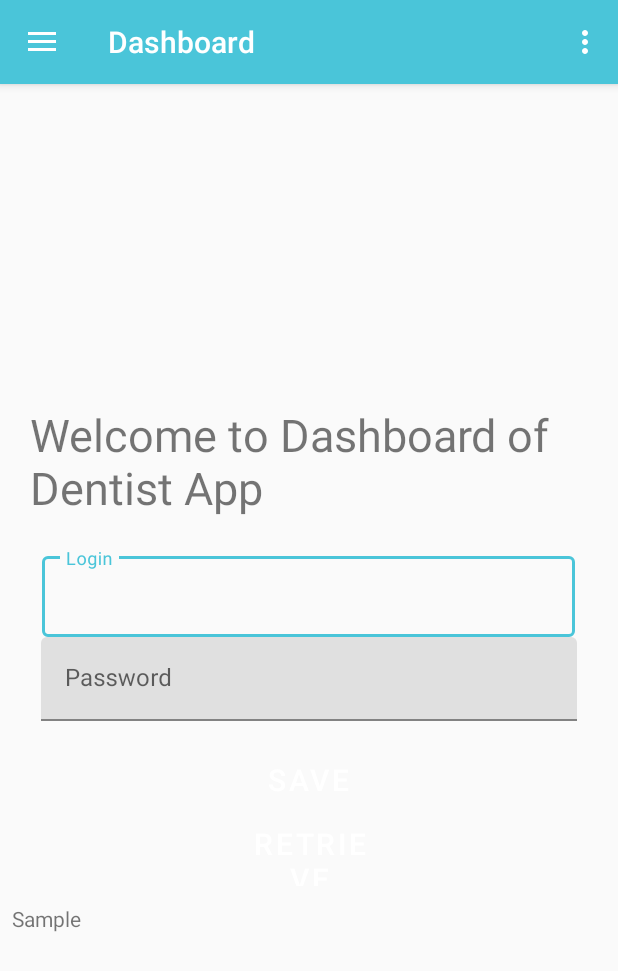
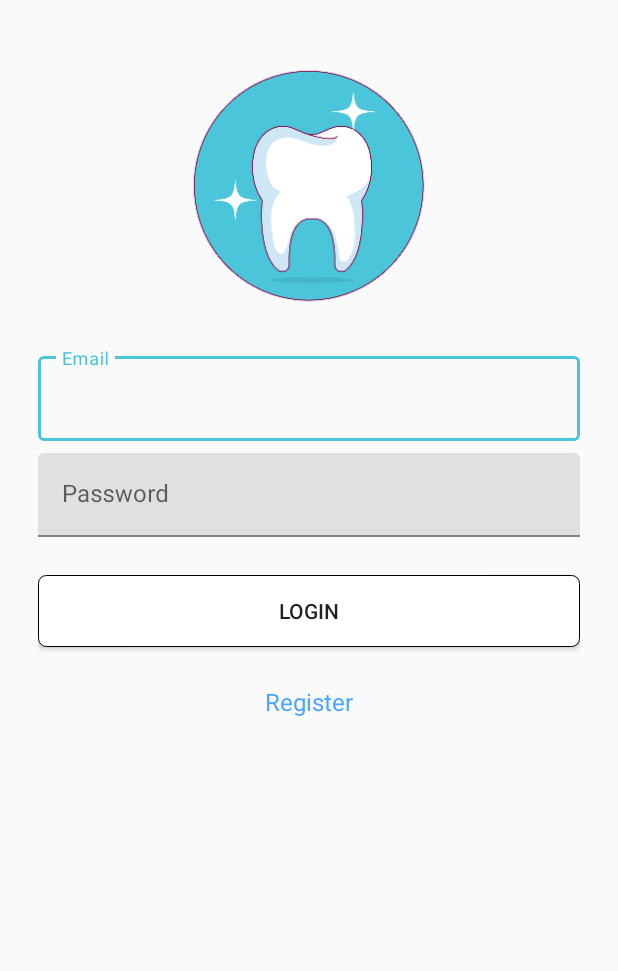
Before and after one commit to johnyhawkahsan/56-DentistApp, an Android app: the screen it shows after launch (MainActivity before the commit, LoginActivity after it), on a phone screen of 412 x 824 dp. Shown: the top 971 px of the screen. Run offline under Robolectric (Android 15) with nearby library versions, the phone set to English and light mode, and no system bars; our stand-ins replace Firebase (no records; nobody signed in at launch, a user with empty details on screens opened directly).

Commit message:
8th commit - Alhamdulillah, successfully implemented Firebase Login and Register methods. Now I need to use splashtheme for LoginActivity instead of MainActivity.

```diff
--- /dev/null
+++ b/app/src/main/java/com/johnyhawkdesigns/a56_dentistapp/account/LoginActivity.java
@@ -0,0 +1,199 @@
+package com.johnyhawkdesigns.a56_dentistapp.account;
+
+import androidx.annotation.NonNull;
+import androidx.appcompat.app.AppCompatActivity;
+
+import android.content.Intent;
+import android.os.Bundle;
+import android.util.Log;
+import android.view.View;
+import android.view.WindowManager;
+import android.widget.Button;
+import android.widget.EditText;
+import android.widget.ImageView;
+import android.widget.ProgressBar;
+import android.widget.TextView;
+import android.widget.Toast;
+
+import com.bumptech.glide.Glide;
+import com.bumptech.glide.load.engine.DiskCacheStrategy;
+import com.bumptech.glide.load.resource.drawable.DrawableTransitionOptions;
+import com.google.android.gms.tasks.OnCompleteListener;
+import com.google.android.gms.tasks.OnFailureListener;
+import com.google.android.gms.tasks.Task;
+import com.google.android.material.textfield.TextInputLayout;
+import com.google.firebase.auth.AuthResult;
+import com.google.firebase.auth.FirebaseAuth;
+import com.google.firebase.auth.FirebaseUser;
+import com.johnyhawkdesigns.a56_dentistapp.MainActivity;
+import com.johnyhawkdesigns.a56_dentistapp.R;
+
+public class LoginActivity extends AppCompatActivity {
+
+    private static final String TAG = LoginActivity.class.getSimpleName();
+
+    // Firebase
+    private FirebaseAuth.AuthStateListener mAuthStateListener;
+
+    //widgets
+    private ImageView mLogo;
+    private TextInputLayout mEmail, mPassword;
+    private Button mLogin;
+    private TextView mRegister;
+    private ProgressBar mProgressBar;
+
+
+    @Override
+    protected void onCreate(Bundle savedInstanceState) {
+        super.onCreate(savedInstanceState);
+        setContentView(R.layout.activity_login); //Uses activity_login layout
+
+        // defining our widgets
+        mLogo = findViewById(R.id.logo);
+        mEmail =  findViewById(R.id.emailTextInputLayout);
+        mPassword = findViewById(R.id.passwordTextInputLayout);
+        mLogin = findViewById(R.id.btn_login);
+        mRegister =  findViewById(R.id.link_register);
+        mProgressBar = findViewById(R.id.progressBarLogin);
+        mProgressBar.setVisibility(View.INVISIBLE); // Initially we want progress bar to be invisible
+
+
+        // ======================Setup FireBase and check if user is already logged in========================//
+        mAuthStateListener = new FirebaseAuth.AuthStateListener() {
+            @Override
+            public void onAuthStateChanged(@NonNull FirebaseAuth firebaseAuth) {
+                FirebaseUser user = firebaseAuth.getCurrentUser();
+
+                // if user is not NULL
+                if (user != null){
+
+                    //if email is verified
+                    if (user.isEmailVerified()){
+                        Log.d(TAG, "onAuthStateChanged: signed in, Uid is: " + user.getUid());
+                        Toast.makeText(LoginActivity.this, "Authenticated with: " + user.getEmail(), Toast.LENGTH_SHORT).show();
+
+                        Intent intent = new Intent(LoginActivity.this, MainActivity.class);
+                        intent.setFlags(Intent.FLAG_ACTIVITY_NEW_TASK | Intent.FLAG_ACTIVITY_CLEAR_TASK);
+                        startActivity(intent);
+                        finish();
+
+                    //if email is NOT verified, user need to verify it first
+                    } else {
+                        Toast.makeText(LoginActivity.this, "Email is not Verified\nCheck your Inbox", Toast.LENGTH_SHORT).show();
+                        FirebaseAuth.getInstance().signOut();
+                    }
+
+                } else { // if user == null
+                    // User is signed out / hasn't signed in yet
+                    Log.d(TAG, "onAuthStateChanged: signed_out / hasn't signed in yet ");
+                }
+            }
+        };
+
+
+        // loading logo into our imageView using glide
+        Glide.with(this).load(R.drawable.dentist_app_icon)
+                .transition(new DrawableTransitionOptions()
+                        .crossFade())
+                .diskCacheStrategy(DiskCacheStrategy.ALL)
+                .into(mLogo);
+
+
+        // If register tv is clicked, we are redirected to RegisterActivity
+        mRegister.setOnClickListener(new View.OnClickListener() {
+            @Override
+            public void onClick(View v) {
+                Log.d(TAG, "onClick: Navigating to Register Screen");
+
+                Intent intent = new Intent(LoginActivity.this, RegisterActivity.class);
+                startActivity(intent);
+            }
+        });
+
+        // if login button is clicked, we check text entered and then use FirebaseAuth to sign in user
+        mLogin.setOnClickListener(new View.OnClickListener() {
+            @Override
+            public void onClick(View v) {
+
+                hideSoftKeyboard();
+
+                String email = mEmail.getEditText().getText().toString();
+                String password = mPassword.getEditText().getText().toString();
+
+                //if both email and password is filled out
+                if (!email.isEmpty() && !password.isEmpty()) {
+                    Log.d(TAG, "onClick: attempting to authenticate.");
+
+                    showProgressBar();
+
+                    // Try to sign in user with entered username and password
+                    FirebaseAuth.getInstance()
+                            .signInWithEmailAndPassword(email, password)
+                            .addOnCompleteListener(new OnCompleteListener<AuthResult>() {
+                                @Override
+                                public void onComplete(@NonNull Task<AuthResult> task) {
+                                    hideProgressBar();
+                                }
+                            })
+                            .addOnFailureListener(new OnFailureListener() {
+                                @Override
+                                public void onFailure(@NonNull Exception e) {
+                                    hideProgressBar();
+                                    Toast.makeText(LoginActivity.this, "Authentication Failed", Toast.LENGTH_SHORT).show();
+                                }
+                            });
+
+                // If any or both fields are empty, display error message
+                } else if (email.isEmpty()){
+                    mEmail.setError("Please enter your email id");
+                    mEmail.requestFocus();
+                } else if (password.isEmpty()){
+                    mPassword.setError("Please enter your password");
+                    mPassword.requestFocus();
+                } else {
+                    mEmail.setError("Please enter your email id and password");
+                    mEmail.requestFocus();
+                    Toast.makeText(LoginActivity.this, "Please enter username and Password", Toast.LENGTH_SHORT).show();
+                }
+            }
+        });
+
+
+    }
+
+
+    // Method to show progress bar
+    private void showProgressBar() {
+        mProgressBar.setVisibility(View.VISIBLE);
+
+    }
+
+    // Method to show hide progress bar
+    private void hideProgressBar() {
+        if (mProgressBar.getVisibility() == View.VISIBLE) {
+            mProgressBar.setVisibility(View.INVISIBLE);
+        }
+    }
+
+    // Method to hide software keyboard
+    private void hideSoftKeyboard() {
+        this.getWindow().setSoftInputMode(WindowManager.LayoutParams.SOFT_INPUT_STATE_ALWAYS_HIDDEN);
+    }
+
+
+    // We instantiate our FireBaseAuth in onStart
+    @Override
+    protected void onStart() {
+        super.onStart();
+        FirebaseAuth.getInstance().addAuthStateListener(mAuthStateListener);
+    }
+
+    @Override
+    protected void onStop() {
+        super.onStop();
+        // Check if mAuthStateListener is null or not
+        if (mAuthStateListener != null) {
+            FirebaseAuth.getInstance().removeAuthStateListener(mAuthStateListener);
+        }
+    }
+}
--- /dev/null
+++ b/app/src/main/res/drawable-hdpi/white_onclick_grey.xml
@@ -0,0 +1,29 @@
+<?xml version="1.0" encoding="utf-8"?>
+<selector xmlns:android="http://schemas.android.com/apk/res/android">
+
+    <item
+        android:state_pressed="true">
+        <shape>
+            <solid
+                android:color="@color/Grey"/>
+            <stroke
+                android:color="@color/Black"
+                android:width="0.5dp"/>
+            <corners
+                android:radius="5dp"/>
+        </shape>
+    </item>
+    <item>
+        <shape>
+            <solid
+                android:color="@color/White"/>
+            <stroke
+                android:color="@color/Black"
+                android:width="0.5dp"/>
+            <corners
+                android:radius="5dp"/>
+        </shape>
+    </item>
+
+
+</selector>
--- /dev/null
+++ b/app/src/main/res/layout/activity_login.xml
@@ -0,0 +1,90 @@
+<?xml version="1.0" encoding="utf-8"?>
+<RelativeLayout
+    xmlns:android="http://schemas.android.com/apk/res/android"
+    android:layout_width="match_parent"
+    android:layout_height="match_parent"
+    xmlns:tools="http://schemas.android.com/tools">
+
+    <LinearLayout
+        android:layout_width="match_parent"
+        android:layout_height="wrap_content"
+        android:orientation="vertical"
+        android:paddingTop="@dimen/default_padding"
+        android:paddingLeft="25dp"
+        android:paddingRight="25dp">
+
+        <ImageView
+            android:id="@+id/logo"
+            android:layout_width="200dp"
+            android:layout_height="200dp"
+            android:layout_gravity="center_horizontal"
+            android:padding="@dimen/default_padding"
+            android:layout_margin="@dimen/default_margin"/>
+
+        <com.google.android.material.textfield.TextInputLayout
+            android:id="@+id/emailTextInputLayout"
+            style="@style/Widget.MaterialComponents.TextInputLayout.OutlinedBox"
+            android:layout_width="match_parent"
+            android:layout_height="wrap_content"
+            tools:layout_editor_absoluteX="28dp"
+            tools:layout_editor_absoluteY="354dp">
+
+            <com.google.android.material.textfield.TextInputEditText
+                android:layout_width="match_parent"
+                android:layout_height="wrap_content"
+                android:baselineAligned="false"
+                android:inputType="textEmailAddress"
+                android:hint="Email" />
+
+        </com.google.android.material.textfield.TextInputLayout>
+
+        <com.google.android.material.textfield.TextInputLayout
+            android:id="@+id/passwordTextInputLayout"
+            style="@style/Widget.MaterialComponents.TextInputLayout.FilledBox"
+            android:layout_width="match_parent"
+            android:layout_height="wrap_content"
+            android:layout_marginTop="@dimen/default_margin"
+            tools:layout_editor_absoluteX="28dp"
+            tools:layout_editor_absoluteY="429dp">
+
+            <com.google.android.material.textfield.TextInputEditText
+                android:layout_width="match_parent"
+                android:layout_height="wrap_content"
+                android:hint="Password"
+                android:inputType="textPassword" />
+
+        </com.google.android.material.textfield.TextInputLayout>
+
+
+        <Button
+            android:layout_width="match_parent"
+            android:layout_height="wrap_content"
+            android:layout_marginTop="25dp"
+            android:layout_marginBottom="25dp"
+            android:text="Login"
+            android:id="@+id/btn_login"
+            android:padding="12dp"
+            android:background="@drawable/white_onclick_grey"/>
+
+        <TextView
+            android:layout_width="match_parent"
+            android:layout_height="wrap_content"
+            android:layout_marginBottom="25dp"
+            android:text="Register"
+            android:gravity="center"
+            android:textSize="16dp"
+            android:id="@+id/link_register"
+            android:textColor="@color/blue1"/>
+
+
+
+    </LinearLayout>
+
+    <ProgressBar
+        android:id="@+id/progressBarLogin"
+        android:layout_width="50dp"
+        android:layout_height="50dp"
+        android:layout_centerInParent="true"/>
+
+
+</RelativeLayout>
--- a/build.gradle
+++ b/build.gradle
@@ -8,7 +8,7 @@ buildscript {
     }
     dependencies {
         classpath 'com.android.tools.build:gradle:3.5.1'
-        classpath 'com.google.gms:google-services:4.2.0'
+        classpath 'com.google.gms:google-services:4.2.0' // This is used by FireBase FireStore
 
         // NOTE: Do not place your application dependencies here; they belong
         // in the individual module build.gradle files
```
Also changed, not shown: app/build.gradle (+8 -2 lines), app/src/main/AndroidManifest.xml (+13 -4 lines), app/src/main/java/com/johnyhawkdesigns/a56_dentistapp/account/RegisterActivity.java (added, +265 -0 lines), app/src/main/res/layout/activity_register.xml (added, +88 -0 lines), app/src/main/res/values/colors.xml (+27 -0 lines), app/src/main/res/values/strings.xml (+9 -0 lines).
